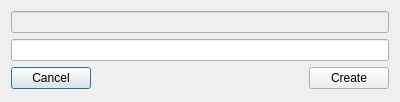
The window that app/BranchDlg.ui (francescmm/GitQlient) describes before a commit, drawn with Qt 5.
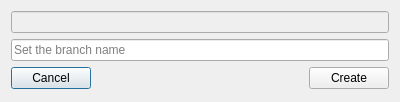
The same window after the commit.

Commit message: Adding styles to the dialogs

```diff
--- a/app/BranchDlg.ui
+++ b/app/BranchDlg.ui
@@ -22,7 +22,11 @@
     </widget>
    </item>
    <item row="1" column="0" colspan="3">
-    <widget class="QLineEdit" name="leNewName"/>
+    <widget class="QLineEdit" name="leNewName">
+     <property name="placeholderText">
+      <string>Set the branch name</string>
+     </property>
+    </widget>
    </item>
    <item row="2" column="0">
     <widget class="QPushButton" name="pbCancel">
```
The commit also changes 6 other files.
